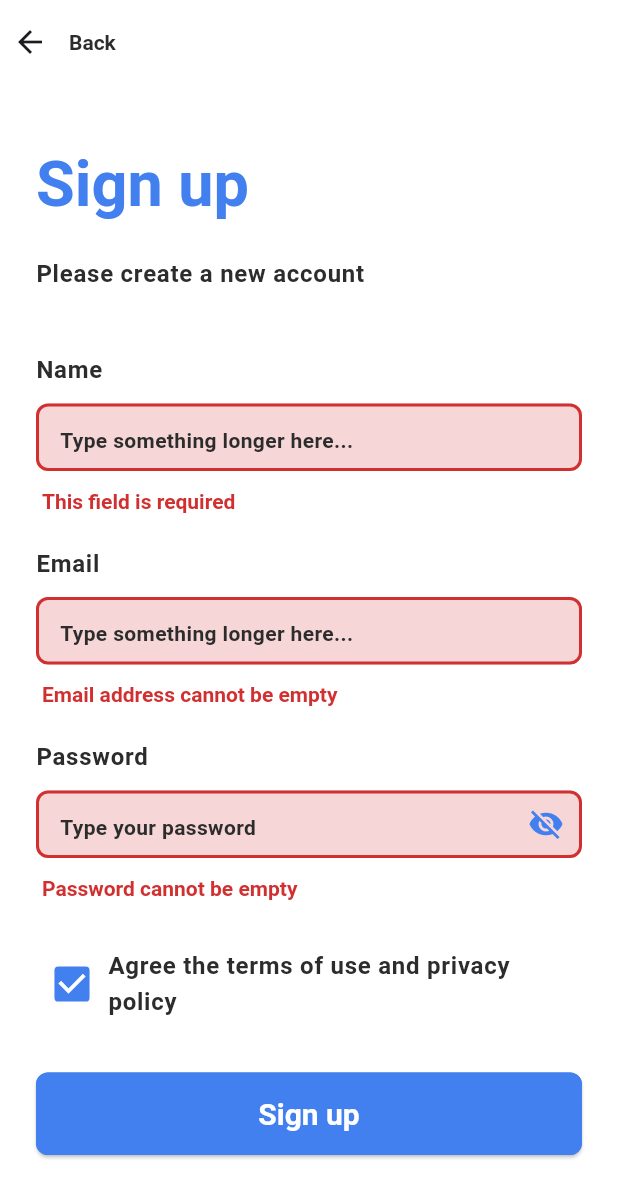
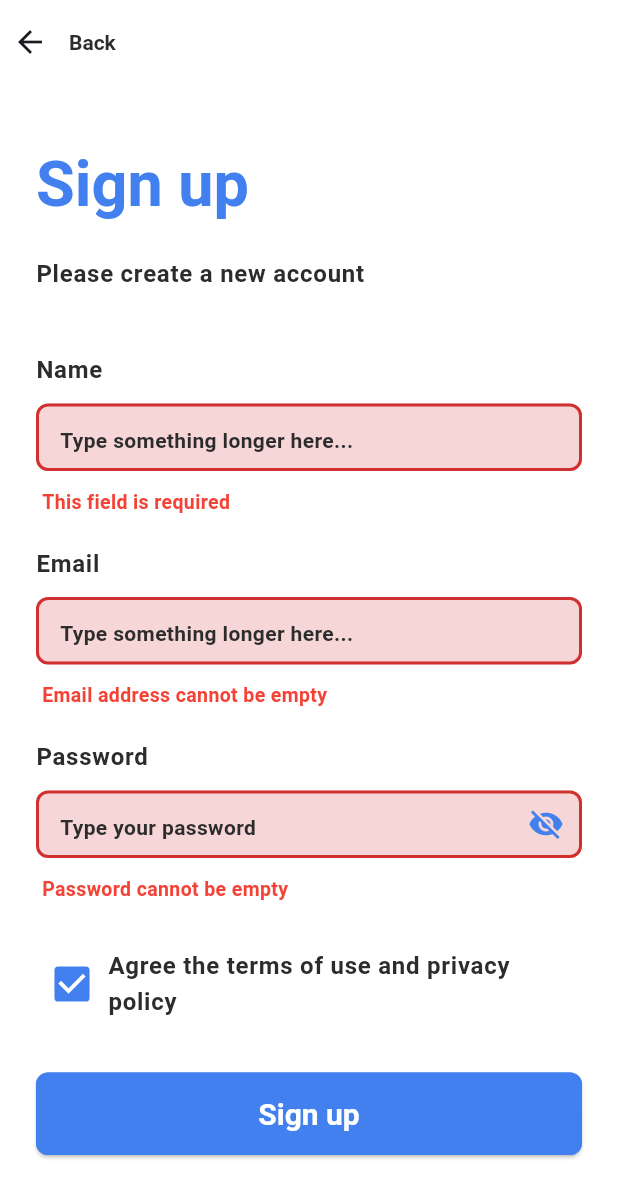
Before and after one commit to helkayal/EasyLearn-Task10-Figma-Auth, a Flutter app: the SignupScreen screen opened directly, after a tap on "Sign up", on a phone screen of 412 x 824 dp. Shown: the top 1198 px of the screen. Run offline on Flutter 3.47's test engine with Material 3 defaults, Android fonts, the light colour scheme and no system bars.

Commit message:
add suffix to textbox

```diff
--- a/lib/features/auth/widgets/custom_textbox.dart
+++ b/lib/features/auth/widgets/custom_textbox.dart
@@ -25,6 +25,123 @@ class CustomTextbox extends StatefulWidget {
   State<CustomTextbox> createState() => _CustomTextboxState();
 }
 
+// class _CustomTextboxState extends State<CustomTextbox> {
+//   bool _obscure = true;
+//   final FocusNode _focusNode = FocusNode();
+//   final GlobalKey<FormFieldState> _fieldKey = GlobalKey<FormFieldState>();
+//   String? _errorMessage;
+
+//   @override
+//   void initState() {
+//     super.initState();
+//     _focusNode.addListener(() {
+//       if (!_focusNode.hasFocus) {
+//         _validate();
+//       }
+//     });
+//   }
+
+//   void _validate() {
+//     final value = widget.controller?.text;
+//     final error = widget.validator?.call(value);
+//     setState(() {
+//       _errorMessage = error;
+//     });
+//     _fieldKey.currentState?.validate();
+//   }
+
+//   @override
+//   void dispose() {
+//     _focusNode.dispose();
+//     super.dispose();
+//   }
+
+//   OutlineInputBorder border(Color color, {double width = 2}) {
+//     return OutlineInputBorder(
+//       borderRadius: BorderRadius.circular(8),
+//       borderSide: BorderSide(color: color, width: width),
+//     );
+//   }
+
+//   @override
+//   Widget build(BuildContext context) {
+//     return Column(
+//       crossAxisAlignment: CrossAxisAlignment.start,
+//       children: [
+//         Text(
+//           widget.labelText ?? '',
+//           style: Theme.of(context).textTheme.bodyLarge,
+//         ),
+//         const SizedBox(height: 10),
+//         SizedBox(
+//           width: widget.width ?? double.infinity,
+//           height: widget.height ?? 50,
+//           child: TextFormField(
+//             key: _fieldKey,
+//             focusNode: _focusNode,
+//             obscureText: widget.isPassword ? _obscure : false,
+//             controller: widget.controller,
+//             validator: (value) {
+//               final error = widget.validator?.call(value);
+//               WidgetsBinding.instance.addPostFrameCallback((_) {
+//                 if (mounted) {
+//                   setState(() => _errorMessage = error);
+//                 }
+//               });
+//               return error;
+//             },
+
+//             decoration: InputDecoration(
+//               filled: true,
+//               fillColor: WidgetStateColor.resolveWith((states) {
+//                 if (states.contains(WidgetState.error)) {
+//                   return AppColors.textboxErrorColor.withValues(alpha: .2);
+//                 }
+//                 if (states.contains(WidgetState.focused)) {
+//                   return AppColors.textboxFocusColor.withValues(alpha: .2);
+//                 }
+//                 return AppColors.textboxBgColor;
+//               }),
+
+//               hintText: widget.hintText ?? '',
+//               hintStyle: Theme.of(context).textTheme.bodyMedium,
+//               errorStyle: const TextStyle(height: 0, fontSize: 0),
+
+//               enabledBorder: border(AppColors.textboxBorderColor),
+//               focusedBorder: border(AppColors.textboxFocusColor),
+//               errorBorder: border(AppColors.textboxErrorColor),
+//               focusedErrorBorder: border(AppColors.textboxErrorColor),
+
+//               suffixIcon: widget.isPassword
+//                   ? IconButton(
+//                       icon: Icon(
+//                         _obscure ? Icons.visibility_off : Icons.visibility,
+//                         color: AppColors.blueColor,
+//                       ),
+//                       onPressed: () => setState(() => _obscure = !_obscure),
+//                     )
+//                   : null,
+
+//               contentPadding: const EdgeInsets.symmetric(
+//                 vertical: 14,
+//                 horizontal: 12,
+//               ),
+//             ),
+//           ),
+//         ),
+
+//         if (_errorMessage != null && _errorMessage!.isNotEmpty)
+//           Padding(
+//             padding: const EdgeInsets.only(top: 6, left: 4),
+//             child: Text(
+//               _errorMessage!,
+//               style: Theme.of(context).textTheme.headlineSmall,
+//             ),
+//           ),
+//       ],
+//     );
+//   }
+// }
 class _CustomTextboxState extends State<CustomTextbox> {
   bool _obscure = true;
   final FocusNode _focusNode = FocusNode();
@@ -34,11 +151,18 @@ class _CustomTextboxState extends State<CustomTextbox> {
   @override
   void initState() {
     super.initState();
+
     _focusNode.addListener(() {
       if (!_focusNode.hasFocus) {
         _validate();
       }
     });
+  }
+
+  @override
+  void dispose() {
+    _focusNode.dispose();
+    super.dispose();
   }
 
   void _validate() {
@@ -50,12 +174,6 @@ class _CustomTextboxState extends State<CustomTextbox> {
     _fieldKey.currentState?.validate();
   }
 
-  @override
-  void dispose() {
-    _focusNode.dispose();
-    super.dispose();
-  }
-
   OutlineInputBorder border(Color color, {double width = 2}) {
     return OutlineInputBorder(
       borderRadius: BorderRadius.circular(8),
@@ -65,6 +183,9 @@ class _CustomTextboxState extends State<CustomTextbox> {
 
   @override
   Widget build(BuildContext context) {
+    bool hasValue = widget.controller?.text.isNotEmpty ?? false;
+    bool isValid = hasValue && _errorMessage == null;
+
     return Column(
       crossAxisAlignment: CrossAxisAlignment.start,
       children: [
@@ -81,12 +202,11 @@ class _CustomTextboxState extends State<CustomTextbox> {
             focusNode: _focusNode,
             obscureText: widget.isPassword ? _obscure : false,
             controller: widget.controller,
+
             validator: (value) {
               final error = widget.validator?.call(value);
               WidgetsBinding.instance.addPostFrameCallback((_) {
-                if (mounted) {
-                  setState(() => _errorMessage = error);
-                }
+                if (mounted) setState(() => _errorMessage = error);
               });
               return error;
             },
@@ -102,7 +222,6 @@ class _CustomTextboxState extends State<CustomTextbox> {
                 }
                 return AppColors.textboxBgColor;
               }),
-
               hintText: widget.hintText ?? '',
               hintStyle: Theme.of(context).textTheme.bodyMedium,
               errorStyle: const TextStyle(height: 0, fontSize: 0),
@@ -120,7 +239,17 @@ class _CustomTextboxState extends State<CustomTextbox> {
                       ),
                       onPressed: () => setState(() => _obscure = !_obscure),
                     )
-                  : null,
+                  : (hasValue
+                        ? (isValid
+                              ? const Icon(
+                                  Icons.check_circle,
+                                  color: AppColors.textboxOkColor,
+                                )
+                              : const Icon(
+                                  Icons.cancel,
+                                  color: AppColors.textboxErrorColor,
+                                ))
+                        : null),
 
               contentPadding: const EdgeInsets.symmetric(
                 vertical: 14,
@@ -135,7 +264,7 @@ class _CustomTextboxState extends State<CustomTextbox> {
             padding: const EdgeInsets.only(top: 6, left: 4),
             child: Text(
               _errorMessage!,
-              style: Theme.of(context).textTheme.headlineSmall,
+              style: const TextStyle(color: Colors.red, fontSize: 13),
             ),
           ),
       ],
```
